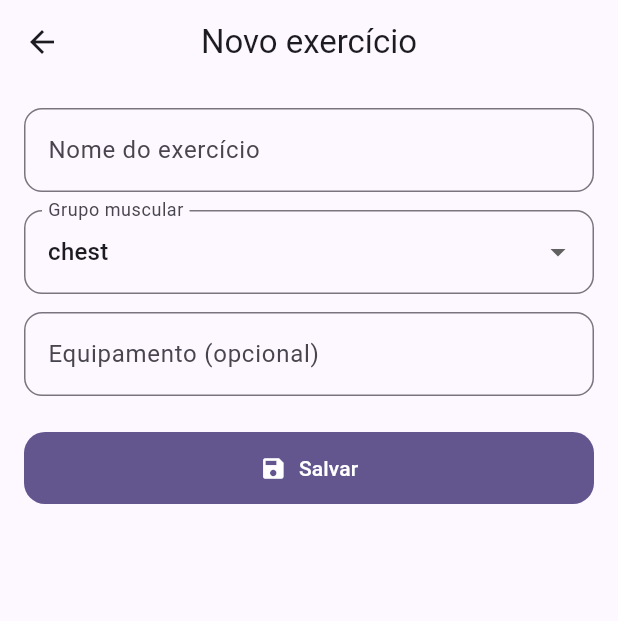
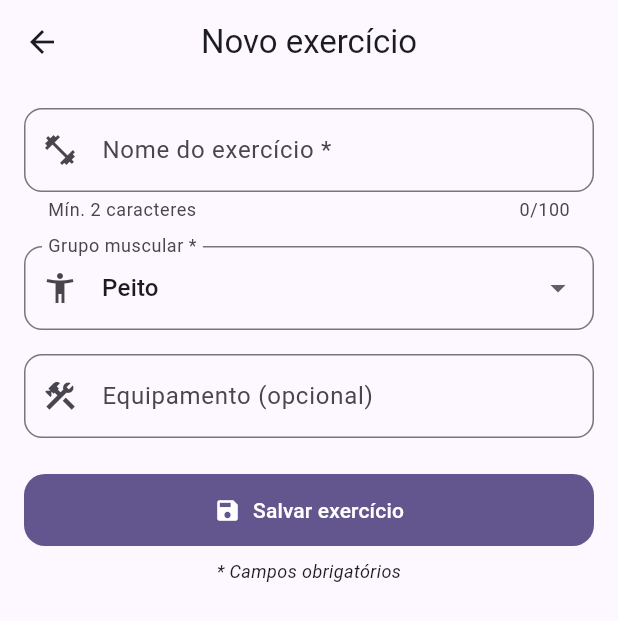
Before and after one commit to josevilanir/gym_tracker, a Flutter app: the ExerciseFormPage screen opened directly, on a phone screen of 412 x 824 dp. Shown: the top 621 px of the screen. Run offline on Flutter 3.47's test engine with Material 3 defaults, Android fonts, the phone set to English and light mode, and no system bars; our stand-ins replace drift, drift_sqflite, flutter_riverpod, go_router; missing offline and left inert: flutter_ringtone_player; accounts and stored records are empty; generated files the repository leaves out were written again.

Commit message:
feat: adiciona validação completa em exercise_form_page

```diff
--- a/lib/data/exercise_form_page.dart
+++ b/lib/data/exercise_form_page.dart
@@ -1,9 +1,12 @@
+// lib/data/exercise_form_page.dart
 import 'package:flutter/material.dart';
 import 'package:flutter_riverpod/flutter_riverpod.dart';
 import 'package:uuid/uuid.dart';
 
-import 'package:gym_tracker/core/enums.dart';               // MuscleGroup enum
-import 'package:gym_tracker/data/db/app_database.dart';     // databaseProvider + ExercisesCompanion
+import 'package:gym_tracker/core/enums.dart';
+import 'package:gym_tracker/core/validators.dart';  // <- NOVO IMPORT
+import 'package:gym_tracker/core/constants.dart';
+import 'package:gym_tracker/data/db/app_database.dart';
 import 'package:drift/drift.dart' show Value;
 
 class ExerciseFormPage extends ConsumerStatefulWidget {
@@ -28,7 +31,16 @@ class _ExerciseFormPageState extends ConsumerState<ExerciseFormPage> {
   }
 
   Future<void> _submit() async {
-    if (!(_formKey.currentState?.validate() ?? false)) return;
+    // Valida o formulário completo
+    if (!(_formKey.currentState?.validate() ?? false)) {
+      ScaffoldMessenger.of(context).showSnackBar(
+        SnackBar(
+          content: const Text('Por favor, corrija os erros antes de salvar'),
+          backgroundColor: Theme.of(context).colorScheme.error,
+        ),
+      );
+      return;
+    }
 
     setState(() => _saving = true);
     try {
@@ -49,14 +61,21 @@ class _ExerciseFormPageState extends ConsumerState<ExerciseFormPage> {
 
       if (!mounted) return;
       ScaffoldMessenger.of(context).showSnackBar(
-        const SnackBar(content: Text('Exercício criado!')),
+        SnackBar(
+          content: const Text('Exercício criado com sucesso!'),
+          backgroundColor: Colors.green,
+          behavior: SnackBarBehavior.floating,
+        ),
       );
-      // retorna o id criado (útil pra selecionar automaticamente na tela anterior)
+      // retorna o id criado
       Navigator.of(context).pop(id);
     } catch (e) {
       if (!mounted) return;
       ScaffoldMessenger.of(context).showSnackBar(
-        SnackBar(content: Text('Erro ao salvar: $e')),
+        SnackBar(
+          content: Text('Erro ao salvar: $e'),
+          backgroundColor: Theme.of(context).colorScheme.error,
+        ),
       );
     } finally {
       if (mounted) setState(() => _saving = false);
@@ -74,45 +93,76 @@ class _ExerciseFormPageState extends ConsumerState<ExerciseFormPage> {
             key: _formKey,
             child: ListView(
               children: [
+                // Nome do exercício (OBRIGATÓRIO)
                 TextFormField(
                   controller: _nameCtrl,
                   textInputAction: TextInputAction.next,
-                  decoration: const InputDecoration(
-                    labelText: 'Nome do exercício',
+                  textCapitalization: TextCapitalization.words,
+                  decoration: InputDecoration(
+                    labelText: 'Nome do exercício *',
                     hintText: 'Ex.: Supino reto',
+                    helperText: 'Mín. 2 caracteres',
+                    prefixIcon: const Icon(Icons.fitness_center),
+                    counterText: '${_nameCtrl.text.length}/${AppConstants.maxExerciseNameLength}',
                   ),
-                  validator: (v) =>
-                      (v == null || v.trim().isEmpty) ? 'Informe um nome' : null,
+                  maxLength: AppConstants.maxExerciseNameLength,
+                  validator: Validators.exerciseName,  // <- VALIDAÇÃO APLICADA
+                  autovalidateMode: AutovalidateMode.onUserInteraction,
+                  onChanged: (_) => setState(() {}), // atualiza counter
                 ),
-                const SizedBox(height: 12),
+                const SizedBox(height: 16),
+
+                // Grupo muscular
                 DropdownButtonFormField<MuscleGroup>(
                   value: _muscle,
-                  decoration: const InputDecoration(labelText: 'Grupo muscular'),
+                  decoration: const InputDecoration(
+                    labelText: 'Grupo muscular *',
+                    prefixIcon: Icon(Icons.accessibility_new),
+                  ),
                   items: MuscleGroup.values
                       .map((m) => DropdownMenuItem(
                             value: m,
-                            child: Text(m.name),
+                            child: Text(_getMuscleGroupLabel(m)),
                           ))
                       .toList(),
                   onChanged: (v) => setState(() => _muscle = v ?? _muscle),
                 ),
-                const SizedBox(height: 12),
+                const SizedBox(height: 16),
+
+                // Equipamento (OPCIONAL)
                 TextFormField(
                   controller: _equipCtrl,
                   textInputAction: TextInputAction.done,
+                  textCapitalization: TextCapitalization.words,
                   decoration: const InputDecoration(
                     labelText: 'Equipamento (opcional)',
-                    hintText: 'Ex.: Barbell, Dumbbell, Máquina…',
+                    hintText: 'Ex.: Barra, Halter, Máquina...',
+                    prefixIcon: Icon(Icons.construction),
                   ),
+                  validator: Validators.equipment,  // <- VALIDAÇÃO APLICADA
+                  autovalidateMode: AutovalidateMode.onUserInteraction,
                 ),
                 const SizedBox(height: 24),
+
+                // Botão de salvar
                 FilledButton.icon(
                   onPressed: _saving ? null : _submit,
                   icon: _saving
                       ? const SizedBox(
-                          width: 18, height: 18, child: CircularProgressIndicator(strokeWidth: 2))
+                          width: 18,
+                          height: 18,
+                          child: CircularProgressIndicator(strokeWidth: 2),
+                        )
                       : const Icon(Icons.save),
-                  label: Text(_saving ? 'Salvando...' : 'Salvar'),
+                  label: Text(_saving ? 'Salvando...' : 'Salvar exercício'),
+                ),
+                const SizedBox(height: 8),
+
+                // Texto de ajuda
+                const Text(
+                  '* Campos obrigatórios',
+                  style: TextStyle(fontSize: 12, fontStyle: FontStyle.italic),
+                  textAlign: TextAlign.center,
                 ),
               ],
             ),
@@ -121,4 +171,31 @@ class _ExerciseFormPageState extends ConsumerState<ExerciseFormPage> {
       ),
     );
   }
+
+  String _getMuscleGroupLabel(MuscleGroup group) {
+    switch (group) {
+      case MuscleGroup.chest:
+        return 'Peito';
+      case MuscleGroup.back:
+        return 'Costas';
+      case MuscleGroup.legs:
+        return 'Pernas';
+      case MuscleGroup.shoulders:
+        return 'Ombros';
+      case MuscleGroup.biceps:
+        return 'Bíceps';
+      case MuscleGroup.triceps:
+        return 'Tríceps';
+      case MuscleGroup.core:
+        return 'Core';
+      case MuscleGroup.glutes:
+        return 'Glúteos';
+      case MuscleGroup.fullbody:
+        return 'Corpo inteiro';
+      case MuscleGroup.cardio:
+        return 'Cardio';
+      case MuscleGroup.other:
+        return 'Outro';
+    }
+  }
 }
```
